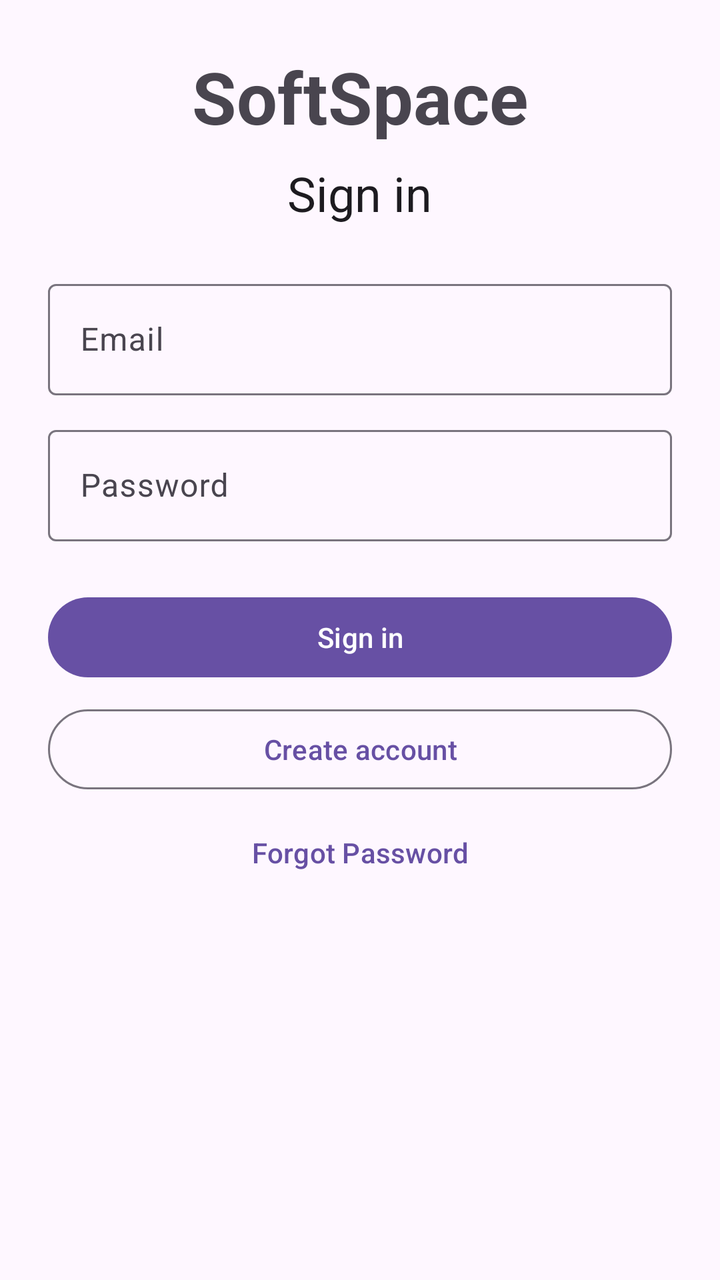
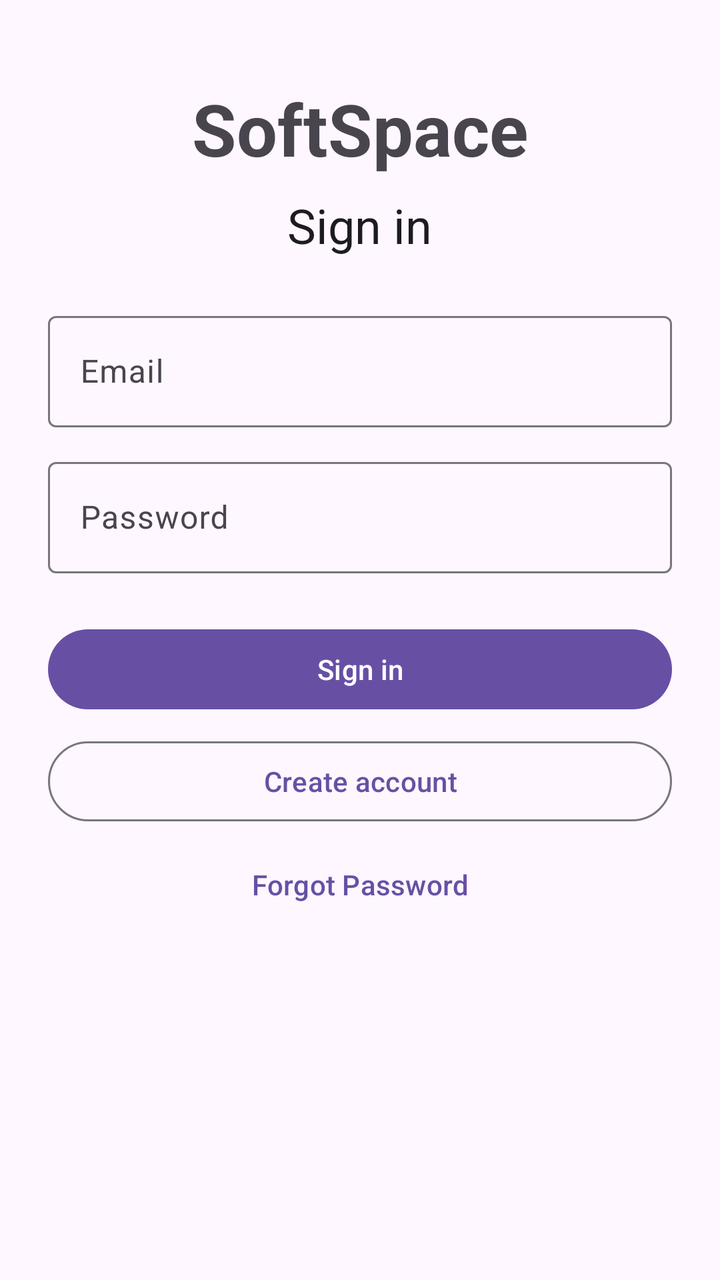

Two renders of the same Android screen: before a commit and after it. Below are the layout's source before the change and the commit's diff.
<!-- AndroidManifest.xml: application theme AppTheme -->
<!-- res/layout/fragment_sign_in.xml -->
<?xml version="1.0" encoding="utf-8"?>
<ScrollView xmlns:android="http://schemas.android.com/apk/res/android"
  android:layout_width="match_parent"
  android:layout_height="match_parent">

  <LinearLayout
    android:layout_width="match_parent"
    android:layout_height="wrap_content"
    android:orientation="vertical"
    android:padding="24dp">

    <TextView
      android:layout_width="wrap_content"
      android:layout_height="wrap_content"
      android:layout_gravity="center_horizontal"
      android:text="@string/app_name"
      android:textAppearance="?attr/textAppearanceDisplaySmall"
      android:textStyle="bold"/>

    <TextView
      android:layout_width="wrap_content"
      android:layout_height="wrap_content"
      android:layout_gravity="center_horizontal"
      android:layout_marginTop="8dp"
      android:text="@string/sign_in"
      android:textAppearance="?attr/textAppearanceHeadlineSmall"/>

    <com.google.android.material.textfield.TextInputLayout
      android:layout_width="match_parent"
      android:layout_height="wrap_content"
      android:layout_marginTop="24dp"
      android:hint="@string/email">

      <com.google.android.material.textfield.TextInputEditText
        android:id="@+id/email"
        android:layout_width="match_parent"
        android:layout_height="wrap_content"
        android:inputType="textEmailAddress"/>
    </com.google.android.material.textfield.TextInputLayout>

    <com.google.android.material.textfield.TextInputLayout
      android:layout_width="match_parent"
      android:layout_height="wrap_content"
      android:layout_marginTop="12dp"
      android:hint="@string/password">

      <com.google.android.material.textfield.TextInputEditText
        android:id="@+id/password"
        android:layout_width="match_parent"
        android:layout_height="wrap_content"
        android:inputType="textPassword"/>
    </com.google.android.material.textfield.TextInputLayout>

    <com.google.android.material.button.MaterialButton
      android:id="@+id/sign_in_button"
      android:layout_width="match_parent"
      android:layout_height="wrap_content"
      android:layout_marginTop="24dp"
      android:text="@string/sign_in"/>

    <com.google.android.material.button.MaterialButton
      android:id="@+id/register_button"
      style="?attr/materialButtonOutlinedStyle"
      android:layout_width="match_parent"
      android:layout_height="wrap_content"
      android:layout_marginTop="8dp"
      android:text="@string/create_account"/>

    <com.google.android.material.button.MaterialButton
      android:id="@+id/reset_button"
      style="@style/Widget.Material3.Button.TextButton"
      android:layout_width="match_parent"
      android:layout_height="wrap_content"
      android:layout_marginTop="8dp"
      android:text="@string/forgot_password"/>
  </LinearLayout>

</ScrollView>
<!-- resources referenced by this layout -->
<resources>
  <string name="app_name">SoftSpace</string>
  <string name="create_account">Create account</string>
  <string name="email">Email</string>
  <string name="forgot_password">Forgot Password\n</string>
  <string name="password">Password</string>
  <string name="sign_in">Sign in</string>
  <style name="AppTheme" parent="Theme.Material3.DayNight">
      
    </style>
</resources>

<!-- the commit's change to res/layout/fragment_sign_in.xml (unified diff, before → after) -->
@@ -15,7 +15,9 @@
       android:layout_gravity="center_horizontal"
       android:text="@string/app_name"
       android:textAppearance="?attr/textAppearanceDisplaySmall"
-      android:textStyle="bold"/>
+      android:textStyle="bold"
+      android:fitsSystemWindows="true"
+      android:paddingTop="16dp"/>
 
     <TextView
       android:layout_width="wrap_content"
